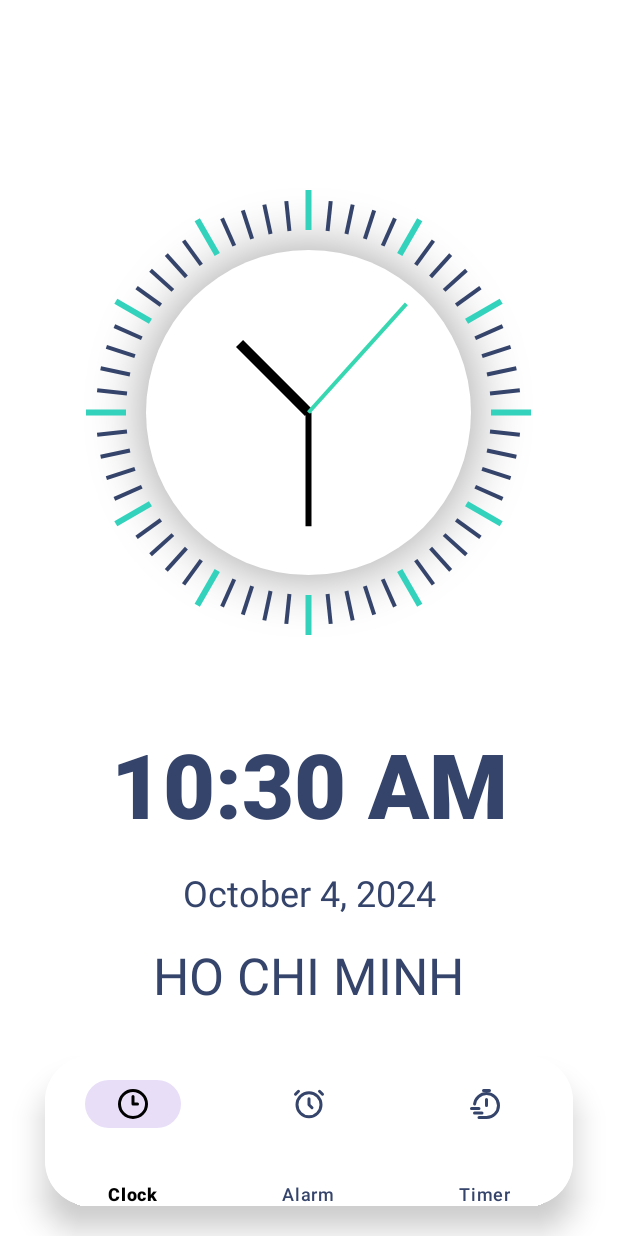
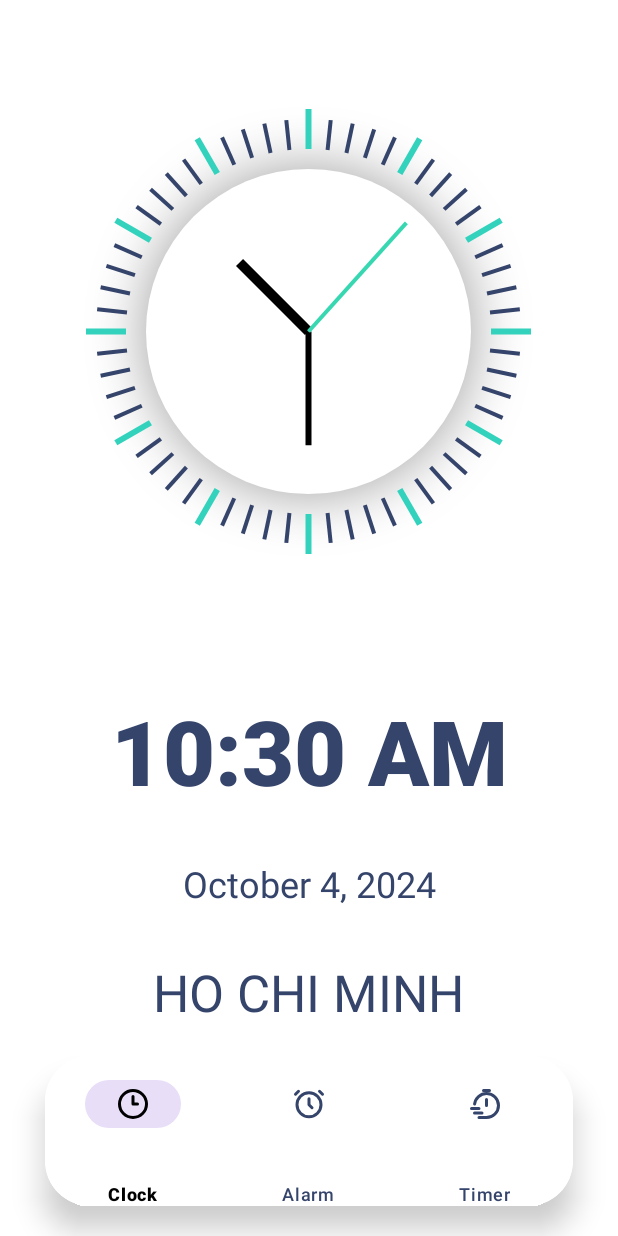
Before and after one commit to daiduoq-ng/lab1-nt131, an Android app: the screen it shows after launch (MainActivity), on a phone screen of 412 x 824 dp. Run offline under Robolectric (Android 15) with nearby library versions, the phone set to English and light mode, and no system bars.

Commit message:
Added constraint

```diff
--- a/app/src/main/res/layout/fragment_clock.xml
+++ b/app/src/main/res/layout/fragment_clock.xml
@@ -9,6 +9,8 @@
         android:layout_width="350dp"
         android:layout_height="350dp"
         android:layout_marginTop="100dp"
+        android:layout_marginBottom="32dp"
+        app:layout_constraintBottom_toTopOf="@+id/digitalClock"
         app:layout_constraintEnd_toEndOf="parent"
         app:layout_constraintHorizontal_bias="0.491"
         app:layout_constraintStart_toStartOf="parent"
@@ -18,6 +20,8 @@
         android:id="@+id/digitalClock"
         android:layout_width="wrap_content"
         android:layout_height="wrap_content"
+        android:layout_marginTop="32dp"
+        android:layout_marginBottom="16dp"
         android:fontFamily="sans-serif-black"
         android:text="08:27 PM"
         android:textAlignment="center"
@@ -25,35 +29,39 @@
         android:textColor="#35446b"
         android:textSize="60sp"
         android:textStyle="bold"
-        app:layout_constraintTop_toBottomOf="@id/analogClock"
+        app:layout_constraintBottom_toTopOf="@+id/dateView"
+        app:layout_constraintEnd_toEndOf="parent"
         app:layout_constraintStart_toStartOf="parent"
-        app:layout_constraintEnd_toEndOf="parent"
-        android:layout_marginTop="32dp" />
+        app:layout_constraintTop_toBottomOf="@id/analogClock" />
 
     <TextView
         android:id="@+id/dateView"
         android:layout_width="wrap_content"
         android:layout_height="wrap_content"
+        android:layout_marginTop="16dp"
+        android:layout_marginBottom="17dp"
         android:text="October 4, 2024"
         android:textAlignment="center"
         android:textColor="#35446b"
         android:textSize="24sp"
-        app:layout_constraintTop_toBottomOf="@id/digitalClock"
+        app:layout_constraintBottom_toTopOf="@+id/textView"
+        app:layout_constraintEnd_toEndOf="parent"
         app:layout_constraintStart_toStartOf="parent"
-        app:layout_constraintEnd_toEndOf="parent"
-        android:layout_marginTop="16dp" />
+        app:layout_constraintTop_toBottomOf="@id/digitalClock" />
 
     <TextView
         android:id="@+id/textView"
         android:layout_width="wrap_content"
         android:layout_height="wrap_content"
         android:layout_marginTop="16dp"
+        android:layout_marginBottom="194dp"
         android:fontFamily="sans-serif-thin"
         android:text="HO CHI MINH"
         android:textAlignment="center"
         android:textColor="#35446b"
         android:textSize="34sp"
         android:textStyle="bold"
+        app:layout_constraintBottom_toBottomOf="parent"
         app:layout_constraintEnd_toEndOf="parent"
         app:layout_constraintHorizontal_bias="0.497"
         app:layout_constraintStart_toStartOf="parent"
```
